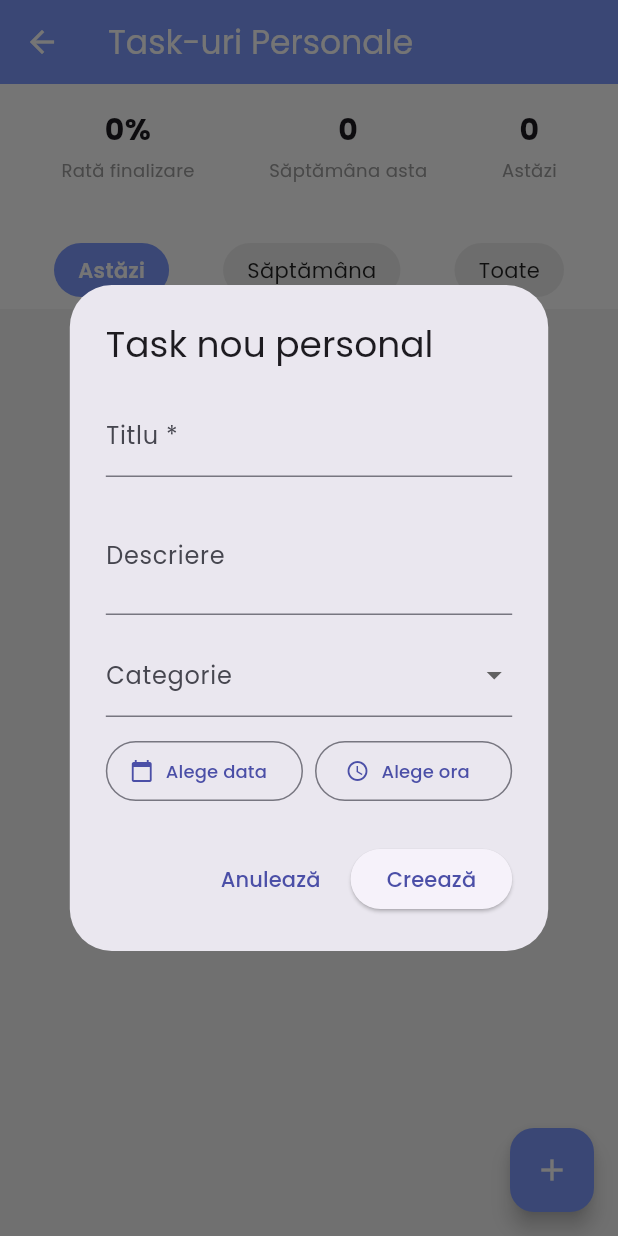
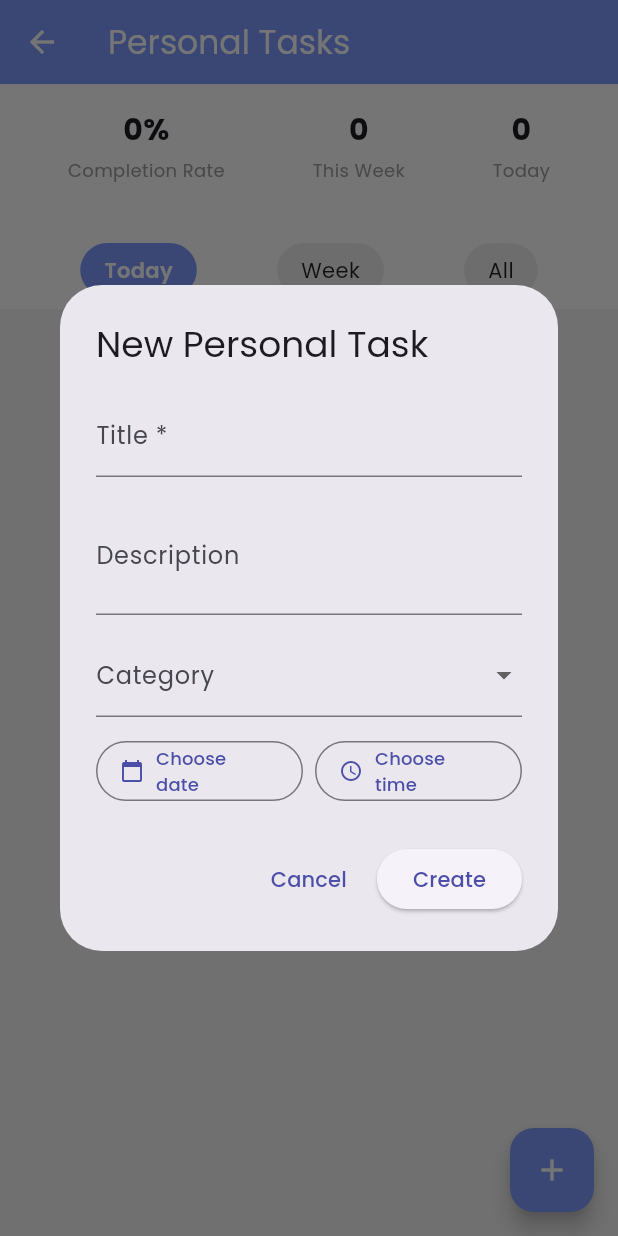
Before and after one commit to cristinapetea/Licenta, a Flutter app: the PersonalTasksPage screen opened directly with empty values, after a tap on the "add" icon, on a phone screen of 412 x 824 dp. Run offline on Flutter 3.47's test engine with Material 3 defaults, Android fonts, the phone set to English and light mode, and no system bars; our stand-ins replace google_fonts, image_picker, speech_to_text; network calls fail.

Commit message:
All messages translated to english

```diff
--- a/client/lib/pages/group_tasks_page.dart
+++ b/client/lib/pages/group_tasks_page.dart
@@ -196,25 +196,25 @@ class _GroupTasksPageState extends State<GroupTasksPage> {
       context: context,
       builder: (dialogContext) => StatefulBuilder(
         builder: (ctx, setDialogState) => AlertDialog(
-          title: const Text('Task nou de grup'),
+          title: const Text('New Group Task'),
           content: SingleChildScrollView(
             child: Column(
               mainAxisSize: MainAxisSize.min,
               children: [
                 TextField(
                   controller: titleCtrl,
-                  decoration: const InputDecoration(labelText: 'Titlu *'),
+                  decoration: const InputDecoration(labelText: 'Title *'),
                 ),
                 const SizedBox(height: 12),
                 TextField(
                   controller: descCtrl,
-                  decoration: const InputDecoration(labelText: 'Descriere'),
+                  decoration: const InputDecoration(labelText: 'Description'),
                   maxLines: 2,
                 ),
                 const SizedBox(height: 12),
                 DropdownButtonFormField<String>(
                   value: selectedMember,
-                  decoration: const InputDecoration(labelText: 'Asignat către'),
+                  decoration: const InputDecoration(labelText: 'Assign to'),
                   items: _members.map<DropdownMenuItem<String>>((m) {
                     return DropdownMenuItem(
                       value: m['id'].toString(),
@@ -243,7 +243,7 @@ class _GroupTasksPageState extends State<GroupTasksPage> {
                         label: Text(
                           selectedDate != null
                               ? '${selectedDate!.day}/${selectedDate!.month}/${selectedDate!.year}'
-                              : 'Alege data',
+                              : 'Choose date',
                         ),
                       ),
                     ),
@@ -263,7 +263,7 @@ class _GroupTasksPageState extends State<GroupTasksPage> {
                         label: Text(
                           selectedTime != null
                               ? '${selectedTime!.hour}:${selectedTime!.minute.toString().padLeft(2, '0')}'
-                              : 'Alege ora',
+                              : 'Choose time',
                         ),
                       ),
                     ),
@@ -272,7 +272,7 @@ class _GroupTasksPageState extends State<GroupTasksPage> {
                 const SizedBox(height: 12),
                 TextField(
                   controller: pointsCtrl,
-                  decoration: const InputDecoration(labelText: 'Puncte'),
+                  decoration: const InputDecoration(labelText: 'Points'),
                   keyboardType: TextInputType.number,
                 ),
               ],
@@ -281,7 +281,7 @@ class _GroupTasksPageState extends State<GroupTasksPage> {
           actions: [
             TextButton(
               onPressed: () => Navigator.pop(dialogContext),
-              child: const Text('Anulează'),
+              child: const Text('Cancel'),
             ),
             ElevatedButton(
               onPressed: () async {
@@ -321,7 +321,7 @@ class _GroupTasksPageState extends State<GroupTasksPage> {
                   print('Error creating task: $e');
                 }
               },
-              child: const Text('Creează'),
+              child: const Text('Create'),
             ),
           ],
         ),
@@ -330,7 +330,7 @@ class _GroupTasksPageState extends State<GroupTasksPage> {
   }
 
   Future<void> _openShoppingList() async {
-    // Caută un task de shopping existent
+    // Search for existing shopping task
     String? shoppingTaskId;
     String? shoppingTaskTitle;
 
@@ -344,7 +344,7 @@ class _GroupTasksPageState extends State<GroupTasksPage> {
       }
     }
 
-    // Dacă nu există, creează unul
+    // If it doesn't exist, create one
     if (shoppingTaskId == null) {
       try {
         final uri = Uri.parse('${Api.base}/api/tasks');
@@ -352,8 +352,8 @@ class _GroupTasksPageState extends State<GroupTasksPage> {
           uri,
           headers: {'Content-Type': 'application/json', 'x-user': widget.userId},
           body: jsonEncode({
-            'title': 'Lista de cumpărături',
-            'description': 'Task pentru shopping list',
+            'title': 'Shopping List',
+            'description': 'Task for shopping list',
             'type': 'group',
             'householdId': widget.householdId,
             'points': 0,
@@ -364,12 +364,12 @@ class _GroupTasksPageState extends State<GroupTasksPage> {
           final newTask = jsonDecode(resp.body);
           shoppingTaskId = newTask['_id'];
           shoppingTaskTitle = newTask['title'];
-          _loadTasks(); // Reîncarcă lista
+          _loadTasks(); // Reload list
         } else {
           if (!mounted) return;
           ScaffoldMessenger.of(context).showSnackBar(
             const SnackBar(
-              content: Text('Nu s-a putut crea task-ul de shopping'),
+              content: Text('Could not create shopping task'),
               backgroundColor: Colors.red,
             ),
           );
@@ -380,7 +380,7 @@ class _GroupTasksPageState extends State<GroupTasksPage> {
         if (!mounted) return;
         ScaffoldMessenger.of(context).showSnackBar(
           SnackBar(
-            content: Text('Eroare: $e'),
+            content: Text('Error: $e'),
             backgroundColor: Colors.red,
           ),
         );
@@ -388,7 +388,7 @@ class _GroupTasksPageState extends State<GroupTasksPage> {
       }
     }
 
-    // Navighează la shopping list
+    // Navigate to shopping list
     if (shoppingTaskId != null && mounted) {
       Navigator.push(
         context,
@@ -396,7 +396,7 @@ class _GroupTasksPageState extends State<GroupTasksPage> {
           builder: (context) => ShoppingListPage(
             userId: widget.userId,
             taskId: shoppingTaskId!,
-            taskTitle: shoppingTaskTitle ?? 'Lista de cumpărături',
+            taskTitle: 'Shopping List',
           ),
         ),
       );
@@ -410,22 +410,22 @@ class _GroupTasksPageState extends State<GroupTasksPage> {
     return Scaffold(
       backgroundColor: const Color(0xFFF5F5F5),
       appBar: AppBar(
-        title: Text(widget.householdName ?? 'Task-uri Grup'),
+        title: Text(widget.householdName ?? 'Group Tasks'),
         backgroundColor: paleRoyalBlue,
         foregroundColor: Colors.white,
         elevation: 0,
         actions: [
-          // ✅ BUTONUL DE SHOPPING CART
+          // ✅ SHOPPING CART BUTTON
           IconButton(
             icon: const Icon(Icons.shopping_cart),
             onPressed: _openShoppingList,
-            tooltip: 'Lista de cumpărături',
+            tooltip: 'Shopping List',
           ),
         ],
       ),
       body: Column(
         children: [
-          // Filtre
+          // Filters
           Container(
             color: Colors.white,
             padding: const EdgeInsets.symmetric(vertical: 8),
@@ -441,7 +441,7 @@ class _GroupTasksPageState extends State<GroupTasksPage> {
                   },
                 ),
                 _FilterChip(
-                  label: 'Finalizate',
+                  label: 'Completed',
                   selected: _currentFilter == 'completed',
                   onTap: () {
                     setState(() => _currentFilter = 'completed');
@@ -449,7 +449,7 @@ class _GroupTasksPageState extends State<GroupTasksPage> {
                   },
                 ),
                 _FilterChip(
-                  label: 'Toate',
+                  label: 'All',
                   selected: _currentFilter == 'all',
                   onTap: () {
                     setState(() => _currentFilter = 'all');
@@ -460,7 +460,7 @@ class _GroupTasksPageState extends State<GroupTasksPage> {
             ),
           ),
 
-          // Lista task-uri
+          // Task list
           Expanded(
             child: _isLoading
                 ? const Center(child: CircularProgressIndicator())
@@ -471,7 +471,7 @@ class _GroupTasksPageState extends State<GroupTasksPage> {
                           children: const [
                             Icon(Icons.task_alt, size: 64, color: Colors.grey),
                             SizedBox(height: 16),
-                            Text('Niciun task încă', style: TextStyle(color: Colors.grey)),
+                            Text('No tasks yet', style: TextStyle(color: Colors.grey)),
                           ],
                         ),
                       )
@@ -481,7 +481,7 @@ class _GroupTasksPageState extends State<GroupTasksPage> {
                         itemBuilder: (ctx, i) {
                           final task = _tasks[i];
                           final isCompleted = task['status'] == 'completed';
-                          final assignedName = task['assignedTo']?['name'] ?? 'Neasignat';
+                          final assignedName = task['assignedTo']?['name'] ?? 'Unassigned';
 
                           return Card(
                             margin: const EdgeInsets.only(bottom: 12),
@@ -596,7 +596,7 @@ class _GroupTasksPageState extends State<GroupTasksPage> {
                                       child: OutlinedButton.icon(
                                         onPressed: () => _completeWithPhoto(task['_id']),
                                         icon: const Icon(Icons.camera_alt, size: 18),
-                                        label: const Text('Adaugă poză'),
+                                        label: const Text('Add photo'),
                                         style: OutlinedButton.styleFrom(
                                           foregroundColor: paleRoyalBlue,
                                         ),
--- a/client/lib/pages/home_page.dart
+++ b/client/lib/pages/home_page.dart
@@ -105,7 +105,7 @@ class _HomePageState extends State<HomePage> {
             householdName: _householdName,
           ),
         ),
-      ).then((_) => _loadStats()); // Refresh stats când te întorci
+      ).then((_) => _loadStats()); // Refresh stats when you return
     } else if (index == 2) {
       // Personal Tasks tab
       Navigator.push(
@@ -156,7 +156,7 @@ class _HomePageState extends State<HomePage> {
                     crossAxisAlignment: CrossAxisAlignment.start,
                     children: [
                       Text(
-                        'Bine ai venit${widget.userName != null ? ', ${widget.userName}' : ''}!',
+                        'Welcome${widget.userName != null ? ', ${widget.userName}' : ''}!',
                         style: const TextStyle(
                           fontSize: 24,
                           fontWeight: FontWeight.w700,
@@ -187,7 +187,7 @@ class _HomePageState extends State<HomePage> {
                   children: [
                     Expanded(
                       child: _KpiCard(
-                        title: 'Puncte',
+                        title: 'Points',
                         value: '${_stats['points'] ?? 0}',
                         icon: Icons.emoji_events_outlined,
                       ),
@@ -195,7 +195,7 @@ class _HomePageState extends State<HomePage> {
                     const SizedBox(width: 12),
                     Expanded(
                       child: _KpiCard(
-                        title: 'Finalizate',
+                        title: 'Completed',
                         value: '${_stats['completed'] ?? 0}',
                         icon: Icons.check_circle_outline,
                       ),
@@ -203,7 +203,7 @@ class _HomePageState extends State<HomePage> {
                     const SizedBox(width: 12),
                     Expanded(
                       child: _KpiCard(
-                        title: 'Astăzi',
+                        title: 'Today',
                         value: '${_stats['today'] ?? 0}',
                         icon: Icons.today_outlined,
                       ),
@@ -222,7 +222,7 @@ class _HomePageState extends State<HomePage> {
                     crossAxisAlignment: CrossAxisAlignment.start,
                     children: [
                       const Text(
-                        'Acțiuni rapide',
+                        'Quick Actions',
                         style: TextStyle(
                           fontSize: 18,
                           fontWeight: FontWeight.w600,
@@ -234,13 +234,13 @@ class _HomePageState extends State<HomePage> {
                         children: [
                           _QuickActionButton(
                             icon: Icons.group,
-                            label: 'Task-uri\nGrup',
+                            label: 'Group\nTasks',
                             color: paleRoyalBlue,
                             onTap: () => _onTabTapped(1),
                           ),
                           _QuickActionButton(
                             icon: Icons.person,
-                            label: 'Task-uri\nPersonale',
+                            label: 'Personal\nTasks',
                             color: palePurple,
                             onTap: () => _onTabTapped(2),
                           ),
@@ -266,7 +266,7 @@ class _HomePageState extends State<HomePage> {
                           mainAxisAlignment: MainAxisAlignment.spaceBetween,
                           children: [
                             const Text(
-                              'Progres săptămânal',
+                              'Weekly Progress',
                               style: TextStyle(fontWeight: FontWeight.w600),
                             ),
                             Text(
@@ -323,7 +323,7 @@ class _HomePageState extends State<HomePage> {
             ),
             BottomNavigationBarItem(
               icon: Icon(Icons.group_outlined),
-              label: 'Grup',
+              label: 'Group',
             ),
             BottomNavigationBarItem(
               icon: Icon(Icons.person_outline),
@@ -331,7 +331,7 @@ class _HomePageState extends State<HomePage> {
             ),
             BottomNavigationBarItem(
               icon: Icon(Icons.account_circle_outlined),
-              label: 'Profil',
+              label: 'Profile',
             ),
           ],
         ),
--- a/client/lib/pages/personal_tasks_page.dart
+++ b/client/lib/pages/personal_tasks_page.dart
@@ -16,14 +16,14 @@ class PersonalTasksPage extends StatefulWidget {
 class _PersonalTasksPageState extends State<PersonalTasksPage> {
   List<dynamic> _tasks = [];
   Map<String, int> _categoryStats = {};
-  String _currentTab = 'astazi'; // astazi, saptamana, toate
+  String _currentTab = 'today'; // today, week, all
   bool _isLoading = true;
 
   final List<Map<String, dynamic>> _categories = [
     {'name': 'Sport', 'icon': Icons.fitness_center, 'color': Colors.orange},
     {'name': 'Hobby', 'icon': Icons.palette, 'color': Colors.purple},
-    {'name': 'Muncă', 'icon': Icons.work, 'color': Colors.blue},
-    {'name': 'Învățat', 'icon': Icons.school, 'color': Colors.green},
+    {'name': 'Work', 'icon': Icons.work, 'color': Colors.blue},
+    {'name': 'Study', 'icon': Icons.school, 'color': Colors.green},
   ];
 
   @override
@@ -44,10 +44,10 @@ class _PersonalTasksPageState extends State<PersonalTasksPage> {
       if (resp.statusCode == 200) {
         final allTasks = jsonDecode(resp.body) as List;
 
-        // Calculează statistici pe categorii
+        // Calculate category statistics
         final stats = <String, int>{};
         for (var task in allTasks) {
-          final cat = task['category'] ?? 'Altele';
+          final cat = task['category'] ?? 'Other';
           stats[cat] = (stats[cat] ?? 0) + 1;
         }
 
@@ -91,25 +91,25 @@ class _PersonalTasksPageState extends State<PersonalTasksPage> {
       context: context,
       builder: (dialogContext) => StatefulBuilder(
         builder: (ctx, setDialogState) => AlertDialog(
-          title: const Text('Task nou personal'),
+          title: const Text('New Personal Task'),
           content: SingleChildScrollView(
             child: Column(
               mainAxisSize: MainAxisSize.min,
               children: [
                 TextField(
                   controller: titleCtrl,
-                  decoration: const InputDecoration(labelText: 'Titlu *'),
+                  decoration: const InputDecoration(labelText: 'Title *'),
                 ),
                 const SizedBox(height: 12),
                 TextField(
                   controller: descCtrl,
-                  decoration: const InputDecoration(labelText: 'Descriere'),
+                  decoration: const InputDecoration(labelText: 'Description'),
                   maxLines: 2,
                 ),
                 const SizedBox(height: 12),
                 DropdownButtonFormField<String>(
                   value: selectedCategory,
-                  decoration: const InputDecoration(labelText: 'Categorie'),
+                  decoration: const InputDecoration(labelText: 'Category'),
                   items: _categories.map((c) {
                     return DropdownMenuItem(
                       value: c['name'] as String,
@@ -148,7 +148,7 @@ class _PersonalTasksPageState extends State<PersonalTasksPage> {
                         label: Text(
                           selectedDate != null
                               ? '${selectedDate!.day}/${selectedDate!.month}/${selectedDate!.year}'
-                              : 'Alege data',
+                              : 'Choose date',
                           style: TextStyle(
                             fontSize: 12,
                             color: selectedDate != null ? Colors.blue : null,
@@ -176,7 +176,7 @@ class _PersonalTasksPageState extends State<PersonalTasksPage> {
                         label: Text(
                           selectedTime != null
                               ? '${selectedTime!.hour}:${selectedTime!.minute.toString().padLeft(2, '0')}'
-                              : 'Alege ora',
+                              : 'Choose time',
                           style: TextStyle(
                             fontSize: 12,
                             color: selectedTime != null ? Colors.blue : null,
@@ -192,7 +192,7 @@ class _PersonalTasksPageState extends State<PersonalTasksPage> {
           actions: [
             TextButton(
               onPressed: () => Navigator.pop(dialogContext),
-              child: const Text('Anulează'),
+              child: const Text('Cancel'),
             ),
             ElevatedButton(
               onPressed: () async {
@@ -202,7 +202,7 @@ class _PersonalTasksPageState extends State<PersonalTasksPage> {
                   'title': titleCtrl.text.trim(),
                   'description': descCtrl.text.trim(),
                   'type': 'personal',
-                  'category': selectedCategory ?? 'Altele',
+                  'category': selectedCategory ?? 'Other',
                 };
 
                // FIX DATE HERE (VARIANTA 1)
@@ -234,7 +234,7 @@ class _PersonalTasksPageState extends State<PersonalTasksPage> {
                   print('Error creating task: $e');
                 }
               },
-              child: const Text('Creează'),
+              child: const Text('Create'),
             ),
           ],
         ),
@@ -248,12 +248,12 @@ class _PersonalTasksPageState extends State<PersonalTasksPage> {
     final weekEnd = today.add(const Duration(days: 7));
 
     return _tasks.where((task) {
-      if (_currentTab == 'astazi') {
+      if (_currentTab == 'today') {
         if (task['dueDate'] == null) return false;
         final dueDate = DateTime.parse(task['dueDate']);
         final dueDay = DateTime(dueDate.year, dueDate.month, dueDate.day);
         return dueDay == today;
-      } else if (_currentTab == 'saptamana') {
+      } else if (_currentTab == 'week') {
         if (task['dueDate'] == null) return false;
         final dueDate = DateTime.parse(task['dueDate']);
         final dueDay = DateTime(dueDate.year, dueDate.month, dueDate.day);
@@ -273,7 +273,7 @@ class _PersonalTasksPageState extends State<PersonalTasksPage> {
     return Scaffold(
       backgroundColor: const Color(0xFFF5F5F5),
       appBar: AppBar(
-        title: const Text('Task-uri Personale'),
+        title: const Text('Personal Tasks'),
         backgroundColor: paleRoyalBlue,
         foregroundColor: Colors.white,
         elevation: 0,
@@ -290,15 +290,15 @@ class _PersonalTasksPageState extends State<PersonalTasksPage> {
                   mainAxisAlignment: MainAxisAlignment.spaceAround,
                   children: [
                     _StatBox(
-                      label: 'Rată finalizare',
+                      label: 'Completion Rate',
                       value: '${(completionRate * 100).toInt()}%',
                     ),
                     _StatBox(
-                      label: 'Săptămâna asta',
+                      label: 'This Week',
                       value: '${_getFilteredTasks().length}',
                     ),
                     _StatBox(
-                      label: 'Astăzi',
+                      label: 'Today',
                       value: '${_tasks.where((t) {
                         if (t['dueDate'] == null) return false;
                         try {
@@ -315,7 +315,7 @@ class _PersonalTasksPageState extends State<PersonalTasksPage> {
                   ],
                 ),
                 const SizedBox(height: 16),
-                // Categorii
+                // Categories
                 if (_categoryStats.isNotEmpty)
                   Wrap(
                     spacing: 8,
@@ -351,25 +351,25 @@ class _PersonalTasksPageState extends State<PersonalTasksPage> {
               mainAxisAlignment: MainAxisAlignment.spaceEvenly,
               children: [
                 _TabButton(
-                  label: 'Astăzi',
-                  selected: _currentTab == 'astazi',
-                  onTap: () => setState(() => _currentTab = 'astazi'),
+                  label: 'Today',
+                  selected: _currentTab == 'today',
+                  onTap: () => setState(() => _currentTab = 'today'),
                 ),
                 _TabButton(
-                  label: 'Săptămâna',
-                  selected: _currentTab == 'saptamana',
-                  onTap: () => setState(() => _currentTab = 'saptamana'),
+                  label: 'Week',
+                  selected: _currentTab == 'week',
+                  onTap: () => setState(() => _currentTab = 'week'),
                 ),
                 _TabButton(
-                  label: 'Toate',
-                  selected: _currentTab == 'toate',
-                  onTap: () => setState(() => _currentTab = 'toate'),
+                  label: 'All',
+                  selected: _currentTab == 'all',
+                  onTap: () => setState(() => _currentTab = 'all'),
                 ),
               ],
             ),
           ),
 
-          // Lista task-uri
+          // Task list
           Expanded(
             child: _isLoading
                 ? const Center(child: CircularProgressIndicator())
@@ -380,7 +380,7 @@ class _PersonalTasksPageState extends State<PersonalTasksPage> {
                           children: const [
                             Icon(Icons.task_alt, size: 64, color: Colors.grey),
                             SizedBox(height: 16),
-                            Text('Niciun task încă', style: TextStyle(color: Colors.grey)),
+                            Text('No tasks yet', style: TextStyle(color: Colors.grey)),
                           ],
                         ),
                       )
@@ -390,10 +390,10 @@ class _PersonalTasksPageState extends State<PersonalTasksPage> {
                         itemBuilder: (ctx, i) {
                           final task = filteredTasks[i];
                           final isCompleted = task['status'] == 'completed';
-                          final categoryName = task['category'] ?? 'Altele';
+                          final categoryName = task['category'] ?? 'Other';
                           final category = _categories.firstWhere(
                             (c) => c['name'] == categoryName,
-                            orElse: () => {'icon': Icons.task, 'color': Colors.grey, 'name': 'Altele'},
+                            orElse: () => {'icon': Icons.task, 'color': Colors.grey, 'name': 'Other'},
                           );
 
                           return Card(
```
Also changed, not shown: client/lib/pages/shopping_list_page.dart (+17 -17 lines).
